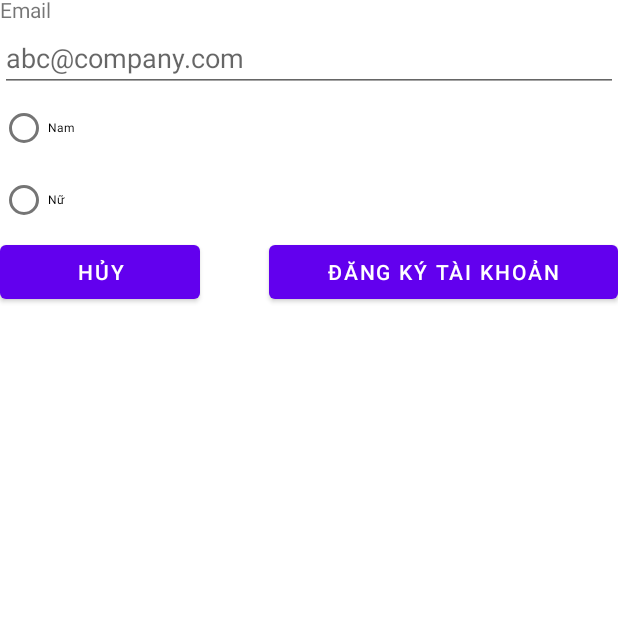
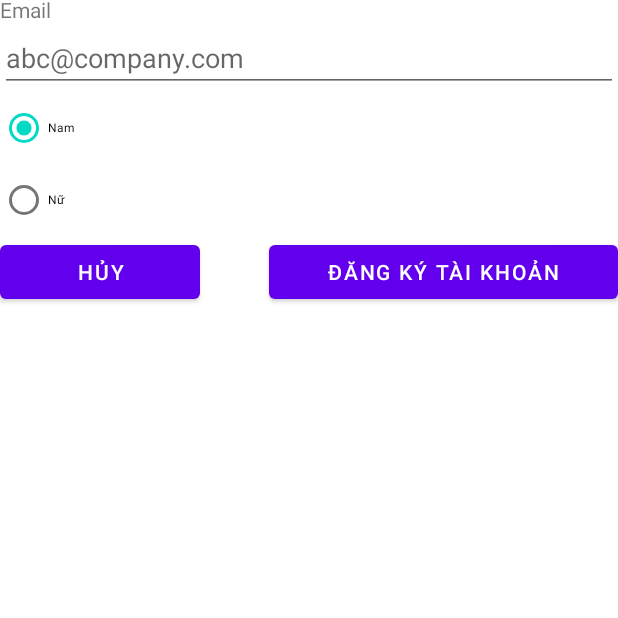
Before and after one commit to ffyyytt/Application, an Android app: the SignUpActivity screen opened directly, with no data from a screen before it, on a phone screen of 412 x 824 dp, the part 455-1073 px from its top. Run offline under Robolectric (Android 15) with nearby library versions, the phone set to English and light mode, and no system bars; our stand-ins replace Volley.

```diff
--- a/app/src/main/res/layout/activity_signup.xml
+++ b/app/src/main/res/layout/activity_signup.xml
@@ -98,6 +98,7 @@
     <RadioGroup
         android:layout_width="match_parent"
         android:layout_height="wrap_content"
+        android:checkedButton="@+id/signup_radioButton_male"
         android:id="@+id/signup_radio">
 
         <RadioButton
```
